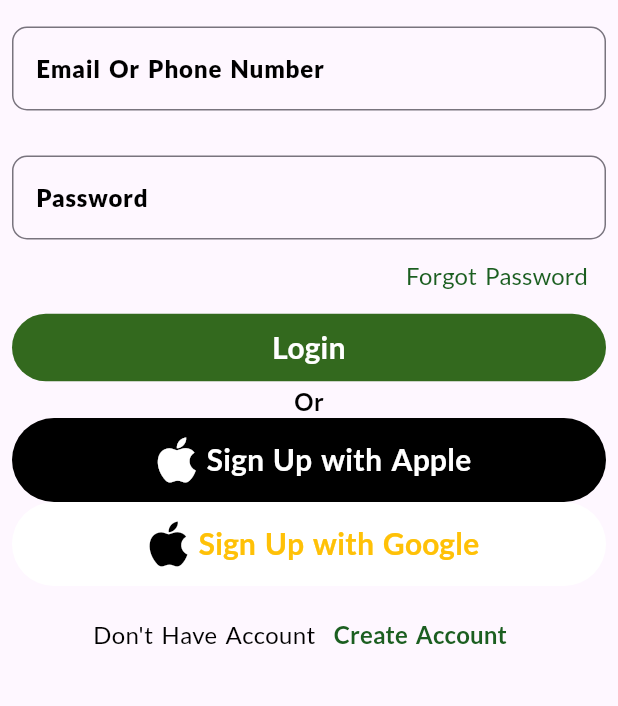
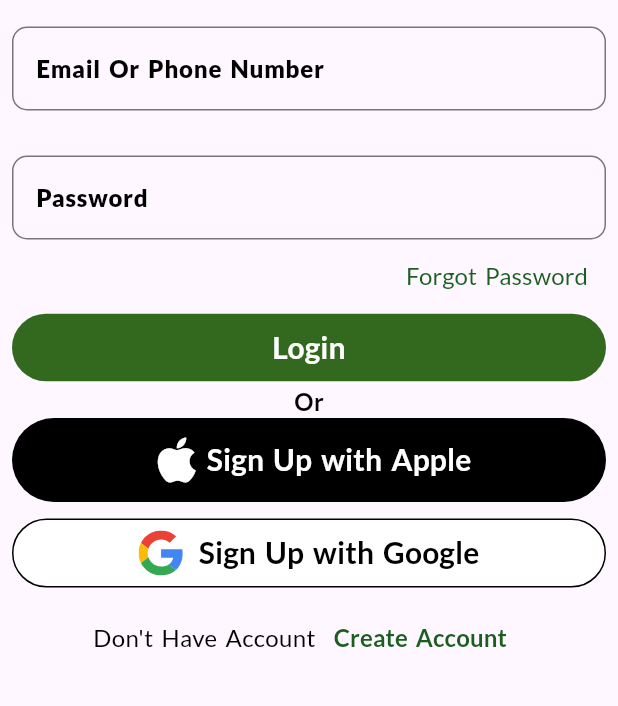
Before and after one commit to TWARIQABDUL/connect_app, a Flutter app: the RegisterPage screen opened by its route, after a tap on "Login", on a phone screen of 412 x 824 dp, the part 359-1065 px from its top. Run offline on Flutter 3.47's test engine with Material 3 defaults, Android fonts, the phone set to English and light mode, and no system bars; drawn by our look-alikes of flutter_form_builder; our stand-ins replace flutter_svg, font_awesome_flutter, get, google_fonts.

Commit message:
[Refactor] Adding the svg as google sign in Icon

```diff
--- a/lib/pages/register.dart
+++ b/lib/pages/register.dart
@@ -2,6 +2,7 @@ import 'package:connect/widgets/custom_input.dart';
 import 'package:connect/widgets/custom_widget.dart';
 import 'package:flutter/material.dart';
 import 'package:flutter_form_builder/flutter_form_builder.dart';
+import 'package:font_awesome_flutter/font_awesome_flutter.dart';
 import 'package:get/get.dart';
 
 class RegisterPage extends GetView {
@@ -36,13 +37,13 @@ class RegisterPage extends GetView {
                         inputContent: "Full Name",
                         inputName: "name",
                       ),
-                      SizedBox(height: 30),
+                      SizedBox(height: 20),
 
                       CustomTextInput(
                         inputContent: "Email or Phone Number",
                         inputName: "phoneNb",
                       ),
-                      SizedBox(height: 30),
+                      SizedBox(height: 20),
 
                       CustomTextInput(
                         inputContent: "Password",
@@ -50,7 +51,7 @@ class RegisterPage extends GetView {
                         securedInput: true,
                       ),
 
-                      SizedBox(height: 30),
+                      SizedBox(height: 20),
 
                       CustomTextInput(
                         inputContent: "Re-type Password",
@@ -58,7 +59,7 @@ class RegisterPage extends GetView {
                         securedInput: true,
                       ),
 
-                      SizedBox(height: 30),
+                      SizedBox(height: 20),
                       // SizedBox(height: 30),
                       CustomButton(buttonText: "Register"),
                     ],
@@ -89,13 +90,20 @@ class RegisterPage extends GetView {
                     backGroundColor: Colors.black,
                     iconColor: Colors.white,
                   ),
-                  CustomButton(
+                      SizedBox(height: 20),
+
+                  CustomFaButton(
                     buttonText: "Sign Up with Google",
-                    icon: Icons.apple,
+                    icon: FaIcon(
+                      FontAwesomeIcons.google,
+                      color: Colors.red,
+                      size: 30,
+                    ),
                     backGroundColor: Colors.white,
-                    iconColor: Colors.black,
-                    color: Colors.amber,
+                    // iconColor: Colors.black,
+                    color: const Color.fromARGB(255, 0, 0, 0),
                   ),
+
                 ],
               ),
             ],
--- a/lib/widgets/custom_widget.dart
+++ b/lib/widgets/custom_widget.dart
@@ -1,4 +1,5 @@
 import 'package:flutter/material.dart';
+import 'package:flutter_svg/svg.dart';
 import 'package:get/get.dart';
 import 'package:google_fonts/google_fonts.dart';
 
@@ -140,6 +141,62 @@ class CustomButton extends GetView {
   }
 }
 
+//################ Fa Icon##############
+
+class CustomFaButton extends GetView {
+  final String buttonText;
+  final VoidCallback? action;
+  final Widget? icon;
+  final Color? backGroundColor, iconColor, color;
+
+  CustomFaButton({
+    required this.buttonText,
+    this.action,
+    this.icon,
+    this.backGroundColor,
+    this.iconColor,
+    this.color,
+  });
+  @override
+  Widget build(BuildContext context) {
+    return TextButton(
+          style: TextButton.styleFrom(
+            side: BorderSide(
+              color: const Color.fromARGB(255, 0, 0, 0),
+            ),
+            backgroundColor: backGroundColor ?? Color(0XFF33691E),
+            elevation: 2,
+
+            // foregroundColor: Colors.red
+          ),
+
+          onPressed: action,
+          child: Row(
+            mainAxisAlignment: MainAxisAlignment.center,
+            children: [
+              (icon != null
+                  ? SvgPicture.asset('images/google.svg', width: 30,)
+                  // CustomIcon(
+                  //     icon: icon,
+                  //     color: iconColor ?? Colors.black,
+                  //     size: 40,
+                  //     iconWeight: 2,
+                  //   )
+                  : SizedBox()),
+                  SizedBox(width: 10,),
+              CustomText(
+                content: buttonText,
+                color: color ?? Colors.white,
+                fontSize: 20,
+                fontWeight: FontWeight.w700,
+              ),
+            ],
+          ),
+
+    );
+  }
+}
+
 //################ image Widget ########
 
 class ImageWidget extends StatelessWidget {
@@ -157,6 +214,7 @@ class ImageWidget extends StatelessWidget {
     );
   }
 }
+
 
 // ############# styled bg image############
 
--- a/lib/widgets/form.dart
+++ b/lib/widgets/form.dart
@@ -2,6 +2,7 @@ import 'package:connect/widgets/custom_input.dart';
 import 'package:connect/widgets/custom_widget.dart';
 import 'package:flutter/material.dart';
 import 'package:flutter_form_builder/flutter_form_builder.dart';
+import 'package:font_awesome_flutter/font_awesome_flutter.dart';
 import 'package:get/get.dart';
 
 class FormWidget extends GetView {
@@ -62,12 +63,18 @@ class FormWidget extends GetView {
               backGroundColor: Colors.black,
               iconColor: Colors.white,
             ),
-            CustomButton(
+            SizedBox(height: 10,),
+            CustomFaButton(
               buttonText: "Sign Up with Google",
-              icon: Icons.apple,
+              icon: FaIcon(
+                FontAwesomeIcons.google,
+                color: Colors.red,
+                size: 30,
+
+                ),
               backGroundColor: Colors.white,
-              iconColor: Colors.black,
-              color: Colors.amber,
+              // iconColor: Colors.black,
+              color: const Color.fromARGB(255, 0, 0, 0),
             ),
           ],
         ),
--- a/pubspec.yaml
+++ b/pubspec.yaml
@@ -39,6 +39,7 @@ dependencies:
   flutter_form_builder: ^10.1.0
   form_builder_validators: ^11.2.0
   font_awesome_flutter: ^10.5.0
+  flutter_svg: ^2.0.9
 
 dev_dependencies:
   flutter_test:
```
Also changed, not shown: lib/contr0ller/hashtag_cootroller.dart (added, +18 -0 lines), lib/model/newsModel.dart (+4 -21 lines), lib/pages/home.dart (+6 -1 lines), images/google.svg (added), pubspec.lock.
